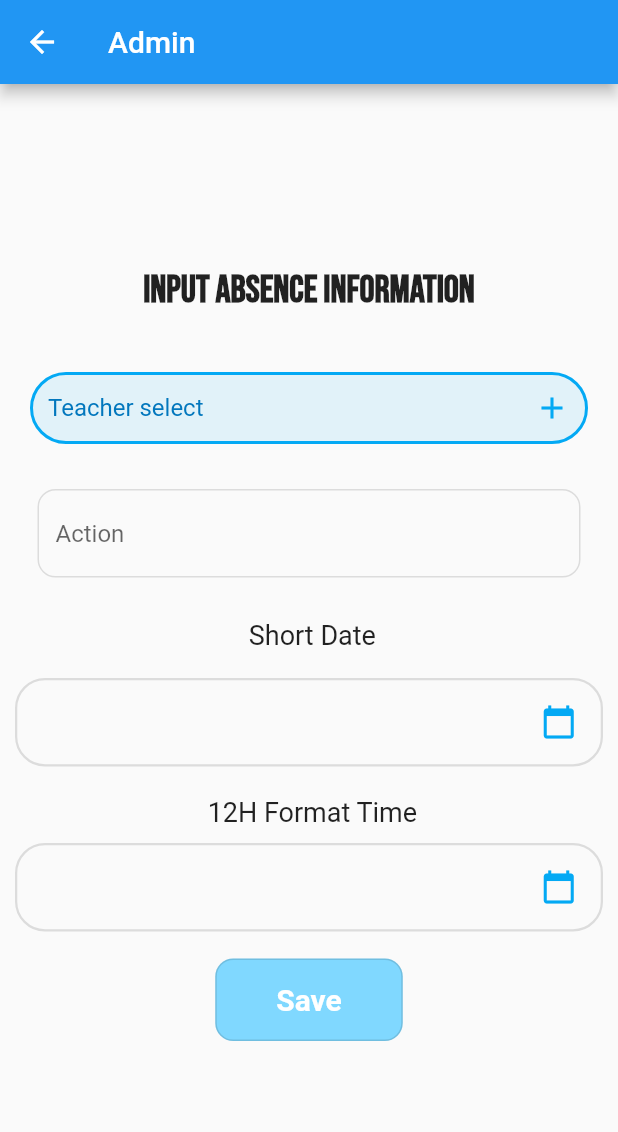
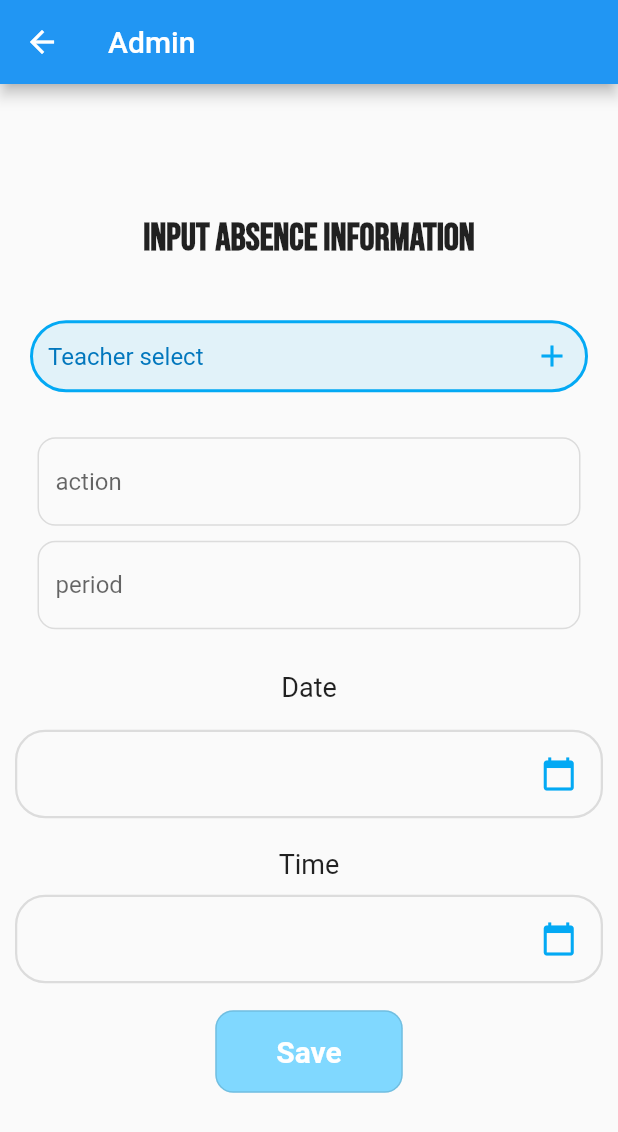
Before and after one commit to DhruvAcs/notification_app, a Flutter app: the InputPage screen opened directly, on a phone screen of 412 x 824 dp. Shown: the top 1132 px of the screen. Run offline on Flutter 3.47's test engine with Material 2 defaults, Android fonts, the phone set to English and light mode, and no system bars; drawn by our look-alikes of multi_select_flutter; our stand-ins replace cloud_firestore, curved_navigation_bar, firebase_auth, firebase_core, google_fonts, lottie and 1 more; accounts and stored records are empty; network calls fail.

Commit message:
added admin cappture

```diff
--- a/lib/pages/admin pages/input_page.dart
+++ b/lib/pages/admin pages/input_page.dart
@@ -3,6 +3,7 @@ import 'package:google_fonts/google_fonts.dart';
 import 'package:cloud_firestore/cloud_firestore.dart';
 import 'package:intl/intl.dart';
 import 'package:multi_select_flutter/multi_select_flutter.dart';
+
 
 class Teacher {
   final int id;
@@ -51,6 +52,7 @@ class _InputPageState extends State<InputPage> {
   }
 
   final _actionController = TextEditingController();
+  final _periodController = TextEditingController();
   final ValueNotifier<DateTime?> dateSub = ValueNotifier(null);
   final ValueNotifier<DateTime?> longDateSub = ValueNotifier(null);
   final ValueNotifier<TimeOfDay?> timeSub = ValueNotifier(null);
@@ -59,12 +61,14 @@ class _InputPageState extends State<InputPage> {
   @override
   void dispose() {
     _actionController.dispose();
+    _periodController.dispose();
     super.dispose();
   }
 
-  Future addTeacherabsesnce(String action) async {
+  Future addTeacherabsesnce(String action,int period) async {
     await FirebaseFirestore.instance.collection('absentinfo').add({
-      'action': _actionController.text.trim(),
+      'action': action,
+      'period': period,
     });
   }
 
@@ -136,7 +140,26 @@ class _InputPageState extends State<InputPage> {
                             .lightBlueAccent),
                         borderRadius: BorderRadius.circular(12),
                       ),
-                      hintText: 'Action',
+                      hintText: 'action',
+                    ),
+                  ),
+                ),
+                const SizedBox(height: 10),
+                Padding(
+                  padding: const EdgeInsets.symmetric(horizontal: 25.0),
+                  child: TextField(
+                    controller: _periodController,
+                    decoration: InputDecoration(
+                      enabledBorder: OutlineInputBorder(
+                        borderSide: const BorderSide(color: Colors.black12),
+                        borderRadius: BorderRadius.circular(12),
+                      ),
+                      focusedBorder: OutlineInputBorder(
+                        borderSide: const BorderSide(color: Colors
+                            .lightBlueAccent),
+                        borderRadius: BorderRadius.circular(12),
+                      ),
+                      hintText: 'period',
                     ),
                   ),
                 ),
@@ -147,7 +170,7 @@ class _InputPageState extends State<InputPage> {
                 const Padding(
                   padding: EdgeInsets.all(8.0),
                   child: Text(
-                    ' Short Date',
+                    'Date',
                     textAlign: TextAlign.left,
                     style: TextStyle(fontSize: 18.0),
                   ),
@@ -185,7 +208,7 @@ class _InputPageState extends State<InputPage> {
                   height: 10,
                 ),
                 const Text(
-                  ' 12H Format Time',
+                  'Time',
                   textAlign: TextAlign.left,
                   style: TextStyle(fontSize: 18.0),
                 ),
@@ -214,7 +237,13 @@ class _InputPageState extends State<InputPage> {
                 Padding(
                   padding: const EdgeInsets.all(8.0),
                   child: GestureDetector(
-                    //onTap: ,
+                    onTap: (){
+                      addTeacherabsesnce(
+                        _actionController.text.trim(),
+                        int.parse(_periodController.text.trim()),
+
+                      );
+                    },
                     child: Container(
                         width: 125,
                         padding: const EdgeInsets.all(15),
--- a/lib/pages/teacherSelect_page.dart
+++ b/lib/pages/teacherSelect_page.dart
@@ -52,12 +52,9 @@ class _TeacherSelectPageState extends State<TeacherSelectPage> {
   @override
   Widget build(BuildContext context) {
     return Scaffold(
-        appBar: AppBar(
-          backgroundColor: Colors.lightBlue,
-          elevation: 0,
-        ),
         body: Center(
           child: Column(
+            mainAxisAlignment: MainAxisAlignment.center,
 
             children: [
               Padding(
--- a/lib/read data/get_action.dart
+++ b/lib/read data/get_action.dart
@@ -19,7 +19,7 @@ class GetAction extends StatelessWidget {
       if (snapshot.connectionState == ConnectionState.done) {
         Map<String, dynamic> data = snapshot.data!.data() as Map<String,
             dynamic>;
-        return Text('Teacher: Period: Action: ${data['action']}');
+        return Text('Teacher: Period: ${data['period']}' + 'Action: ${data['action']}');
       }
       return Text('loading...');
     }),
```
Also changed, not shown: 1 other file.
